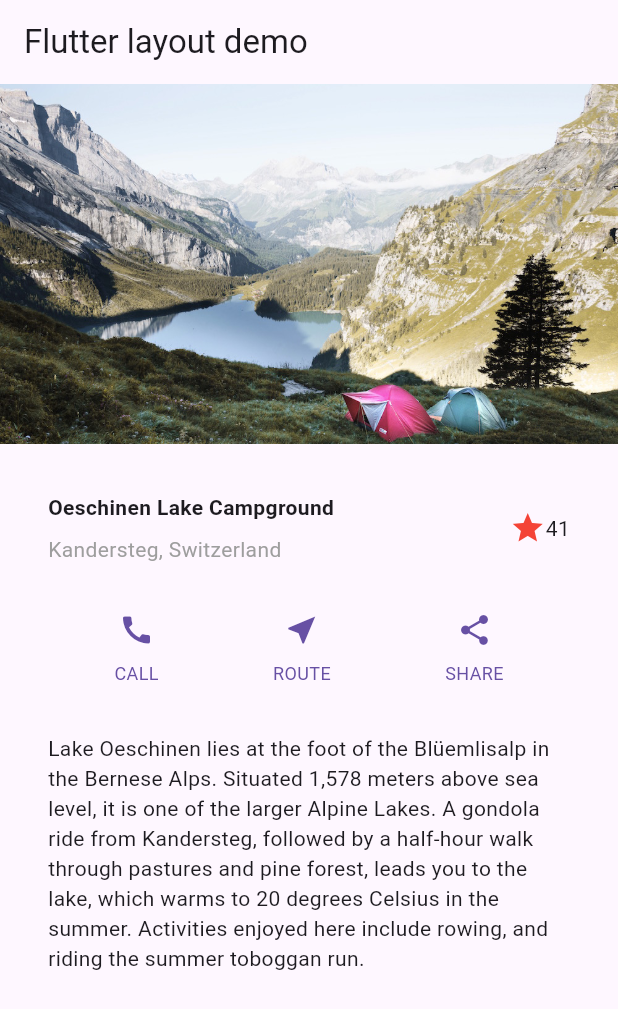
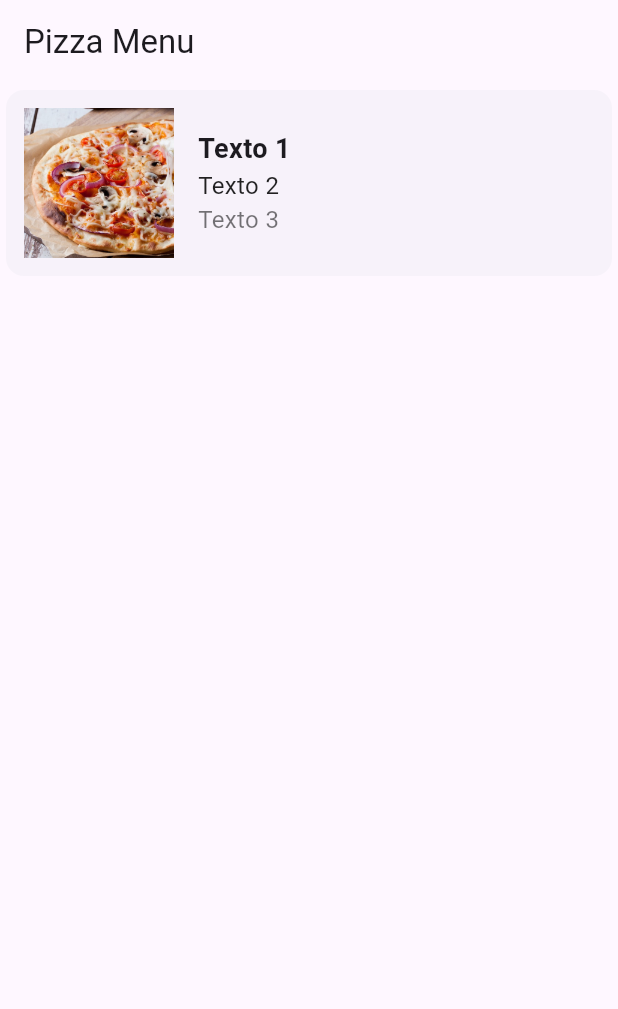
Before and after one commit to jamilligioielli/fiap-3sis-cross-platform, a Flutter app: the screen it shows after launch, on a phone screen of 412 x 824 dp. Shown: the top 1009 px of the screen. Run offline on Flutter 3.47's test engine with Material 3 defaults, Android fonts, the phone set to English and light mode, and no system bars.

Commit message:
aula 08-04-2025

```diff
--- /dev/null
+++ b/firstapp/lib/components/other/menu.dart
@@ -0,0 +1,58 @@
+// ignore_for_file: prefer_const_constructors, prefer_const_literals_to_create_immutables
+
+import 'package:flutter/material.dart';
+
+class Menu extends StatelessWidget {
+  const Menu({super.key});
+
+  @override
+  Widget build(BuildContext context) {
+    return Scaffold(
+      appBar: AppBar(
+        title: Text("Pizza Menu"),
+      ),
+      body: Column(
+        children: [
+          Card(
+            elevation: 0,
+            child: Padding(
+              padding: const EdgeInsets.all(12.0),
+              child: Row(
+                children: [
+                  Image.asset(
+                    "images/funghi.jpg",
+                    width: 100,
+                    height: 100,
+                  ),
+                  SizedBox(width: 16,),
+                  Expanded(
+                    child: Column(
+                      crossAxisAlignment: CrossAxisAlignment.start,
+                      children: [
+                        Text(
+                          "Texto 1",
+                          style:
+                              TextStyle(fontSize: 18, fontWeight: FontWeight.bold),
+                        ),
+                        Text(
+                          "Texto 2",
+                          style:
+                              TextStyle(fontSize: 16, color: Colors.black87),
+                        ),
+                        Text(
+                          "Texto 3",
+                          style:
+                              TextStyle(fontSize: 16, color: Colors.black54),
+                        ),
+                      ],
+                    ),
+                  )
+                ],
+              ),
+            ),
+          )
+        ],
+      ),
+    );
+  }
+}
--- a/firstapp/lib/main.dart
+++ b/firstapp/lib/main.dart
@@ -4,8 +4,11 @@ import 'package:firstapp/pages/layout.dart';
 import 'package:firstapp/pages/my_app.dart';
 import 'package:flutter/material.dart';
 
+import 'pages/pizza_menu.dart';
+
 void main() {
   // const appBase = MyApp();
-  const layoutApp = Layout();
-  runApp(layoutApp);
+  // const layoutApp = Layout();
+  const pizzaMenuApp = PizzaMenu();
+  runApp(pizzaMenuApp);
 }
--- /dev/null
+++ b/firstapp/lib/pages/pizza_menu.dart
@@ -0,0 +1,15 @@
+// ignore_for_file: prefer_const_constructors, prefer_const_literals_to_create_immutables
+
+import 'package:firstapp/components/other/menu.dart';
+import 'package:flutter/material.dart';
+
+class PizzaMenu extends StatelessWidget {
+  const PizzaMenu({super.key});
+
+   @override
+  Widget build(BuildContext context) {
+    return MaterialApp(
+      home: Menu(),
+    );
+  }
+}
--- a/firstapp/pubspec.yaml
+++ b/firstapp/pubspec.yaml
@@ -61,6 +61,7 @@ flutter:
   # To add assets to your application, add an assets section, like this:
   assets:
     - images/lake.jpg
+    - images/funghi.jpg
 
   # An image asset can refer to one or more resolution-specific "variants", see
   # https://flutter.dev/assets-and-images/#resolution-aware
```
Also changed, not shown: firstapp/images/focaccia.jpg (added), firstapp/images/funghi.jpg (added), firstapp/images/margherita.jpg (added), firstapp/images/pizza-menu.JPG (added), firstapp/images/prosciutto.jpg (added), firstapp/images/salamino.jpg (added), firstapp/images/spinaci.jpg (added), 1 other file.
